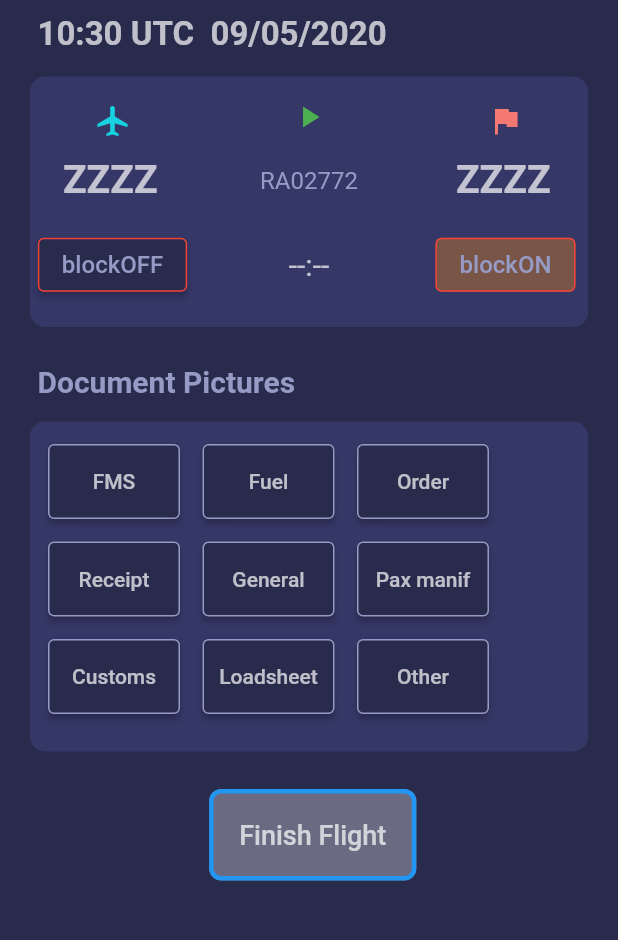
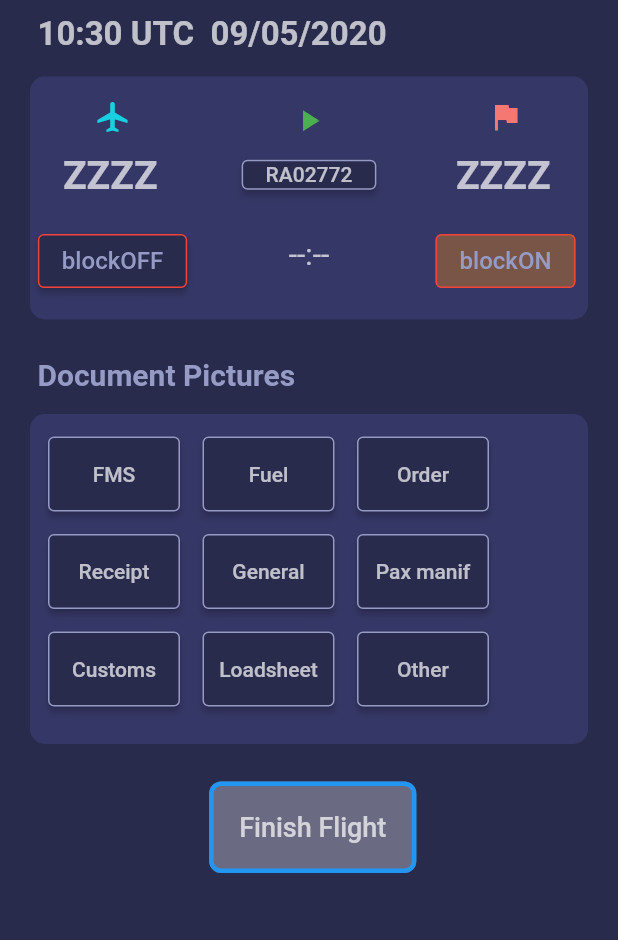
Before and after one commit to vladban/flight_pal, a Flutter app: the screen it shows after launch, on a phone screen of 412 x 824 dp, the part 39-979 px from its top. Run offline on Flutter 3.47's test engine with Material 2 defaults, Android fonts, the phone set to English and light mode, and no system bars; our stand-ins replace permission_handler; missing offline and left inert: ext_storage, image_picker_gallery_camera.

Commit message:
- FLight number selection dialog

```diff
--- a/lib/home_page.dart
+++ b/lib/home_page.dart
@@ -341,15 +341,24 @@ class _HomeStatePage extends State<HomePage> with TickerProviderStateMixin {
                   icon: AnimatedIcons.pause_play,
                   progress: _animationController,
                 ),
-//                Icon(
-//                  Icons.arrow_forward,
-//                  color: iconGreen,
-//                  size: 24.0,
-//                ),
-                SizedBox(height: 21.0),
-                Text(flightNumber,
-                    style: TextStyle(color: darkTextColor, fontSize: 16)),
-                SizedBox(height: 35.0),
+                ButtonTheme(
+                  height: 20.0,
+                  child: RaisedButton(
+                    child: Text(
+                      flightNumber,
+                      style: TextStyle(color: textColor),
+                    ),
+                    onPressed: () => _flightNumberDialog(),
+                    color: backgroundColor,
+                    shape: RoundedRectangleBorder(
+                        borderRadius: BorderRadius.circular(4.0),
+                        side: BorderSide(color: darkTextColor)),
+                    textColor: textColor,
+                    //padding: EdgeInsets.fromLTRB(10, 10, 10, 10),
+                    splashColor: Colors.grey,
+                  ),
+                ),
+                SizedBox(height: 17.0),
                 Text(blockTimeString,
                     style: TextStyle(color: textColor, fontSize: 20)),
                 SizedBox(height: 15.0)
@@ -667,4 +676,34 @@ class _HomeStatePage extends State<HomePage> with TickerProviderStateMixin {
           ))
     ];
   }
+
+  void _flightNumberDialog() {
+    showDialog(
+        context: context,
+        builder: (context) {
+          return SimpleDialog(
+            title: Text('Select Flight Number'),
+            children: <Widget>[
+              SimpleDialogOption(
+                onPressed: () {
+                   flightNumber = 'RA02772';
+                   Navigator.of(context).pop();
+                },
+                child: const Text('RA02772'),
+              ),
+              SimpleDialogOption(
+                onPressed: () {
+                   flightNumber = 'RA07887';
+                   Navigator.of(context).pop();
+
+                },
+                child: const Text('RA07887'),
+              ),
+
+
+
+            ],
+          );
+        });
+  }
 }
--- a/lib/main.dart
+++ b/lib/main.dart
@@ -10,6 +10,7 @@ class MyApp extends StatelessWidget {
   @override
   Widget build(BuildContext context) {
     return MaterialApp(
+        debugShowCheckedModeBanner: false,
         title: 'Flight Pal',
         theme: ThemeData(
           primarySwatch: Colors.blue,
```
